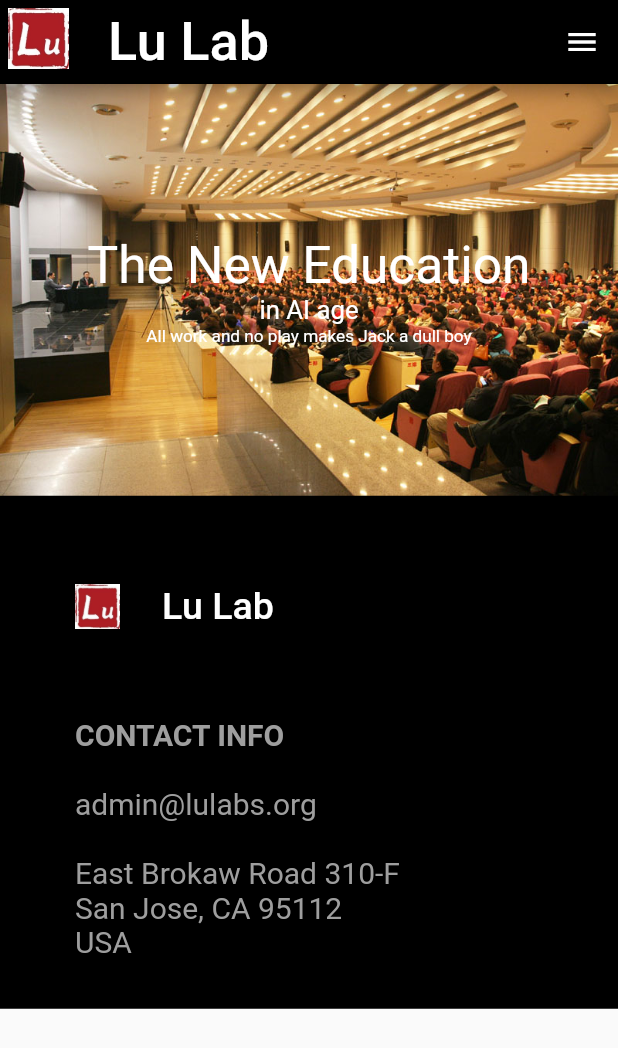
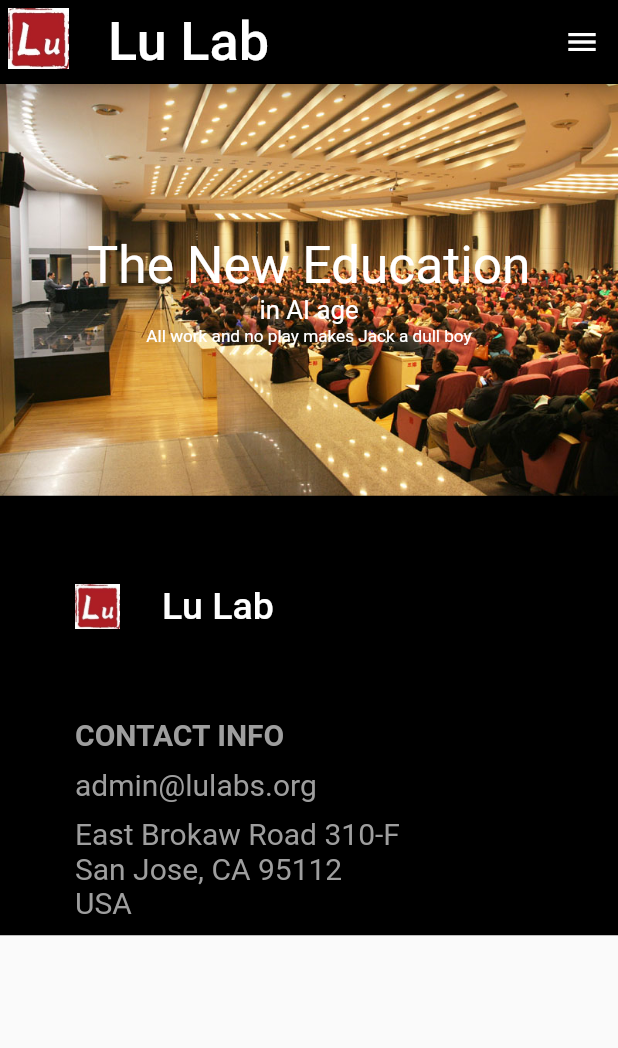
Before and after one commit to proflulab/Lulab_website, a Flutter app: the screen it shows after launch, on a phone screen of 412 x 824 dp. Shown: the top 1048 px of the screen. Run offline on Flutter 3.47's test engine with Material 2 defaults, Android fonts, the light colour scheme and no system bars; our stand-ins replace beamer, chewie, flutter_markdown, flutter_swiper_plus, responsive_builder, url_strategy and 1 more; missing offline and left inert: dart:html; network calls fail; Roboto replaces fonts that are missing (MyFontStyle).

Commit message:
底部屏幕适配

```diff
--- a/lib/items/end_about.dart
+++ b/lib/items/end_about.dart
@@ -41,33 +41,38 @@ Widget ea() {
             ),
           ],
         ),
-        Container(
-          margin: const EdgeInsets.fromLTRB(50, 0, 0, 0),
+        FittedBox(
+          fit: BoxFit.scaleDown,
+          child: Container(
+            margin: const EdgeInsets.fromLTRB(50, 0, 0, 10),
             child: const Text(
               "CONTACT INFO",
               style: TextStyle(
-                fontWeight: FontWeight.bold, fontSize: 20, color: Colors.grey),
+                fontWeight: FontWeight.bold,
+                fontSize: 20, // 你可以手动设置一个基本的字体大小
+                color: Colors.grey,
               ),
             ),
-        Container(
-          margin: const EdgeInsets.fromLTRB(50, 0, 0, 0),
+          ),
+        ),
+        FittedBox(
+          fit: BoxFit.scaleDown,
+          child: Container(
+            margin: const EdgeInsets.fromLTRB(50, 0, 0, 10),
             child: const Text(
-            '''
-
-admin@lulabs.org
-''',
+              'admin@lulabs.org',
               style: TextStyle(fontSize: 20, color: Colors.grey),
             ),
           ),
-        Container(
+        ),
+        FittedBox(
+          fit: BoxFit.scaleDown,
+          child: Container(
             margin: const EdgeInsets.fromLTRB(50, 0, 0, 10),
             child: const Text(
-            '''
-East Brokaw Road 310-F
-San Jose, CA 95112
-USA
-''',
+              'East Brokaw Road 310-F\nSan Jose, CA 95112\nUSA',
               style: TextStyle(fontSize: 20, color: Colors.grey),
+            ),
           ),
         ),
       ],
```
Also changed, not shown: 6 other files. Lines whose indentation alone changed are shown as unchanged.
